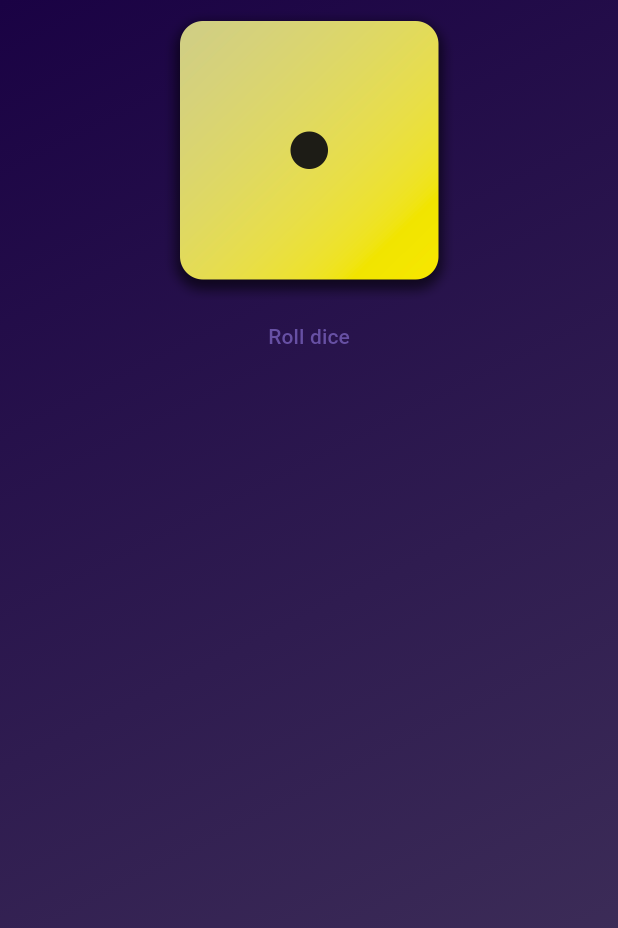
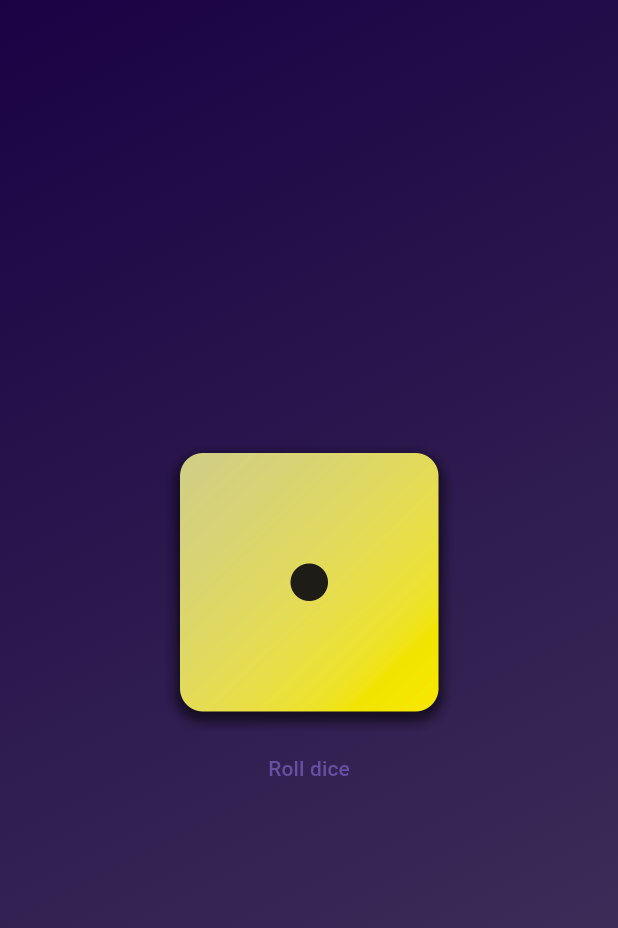
Before and after one commit to tinamikovic/Rollthedice, a Flutter app: the screen it shows after launch, on a phone screen of 412 x 824 dp. Shown: the top 928 px of the screen. Run offline on Flutter 3.47's test engine with Material 3 defaults, Android fonts, the phone set to English and light mode, and no system bars.

Commit message:
Fix center

```diff
--- a/lib/gradient_container.dart
+++ b/lib/gradient_container.dart
@@ -22,10 +22,15 @@ class GradientContainer extends StatelessWidget {
       ),
       child: Center(
           child: Column(
+        mainAxisAlignment:
+            MainAxisAlignment.center, // Centers the column vertically
         children: [
-          Image.asset(
-            "assets/dice-1.png",
-            width: 200,
+          Center(
+            // Centers the image horizontally
+            child: Image.asset(
+              "assets/dice-1.png",
+              width: 200,
+            ),
           ),
           TextButton(onPressed: rolldice, child: const Text("Roll dice"))
         ],
```
